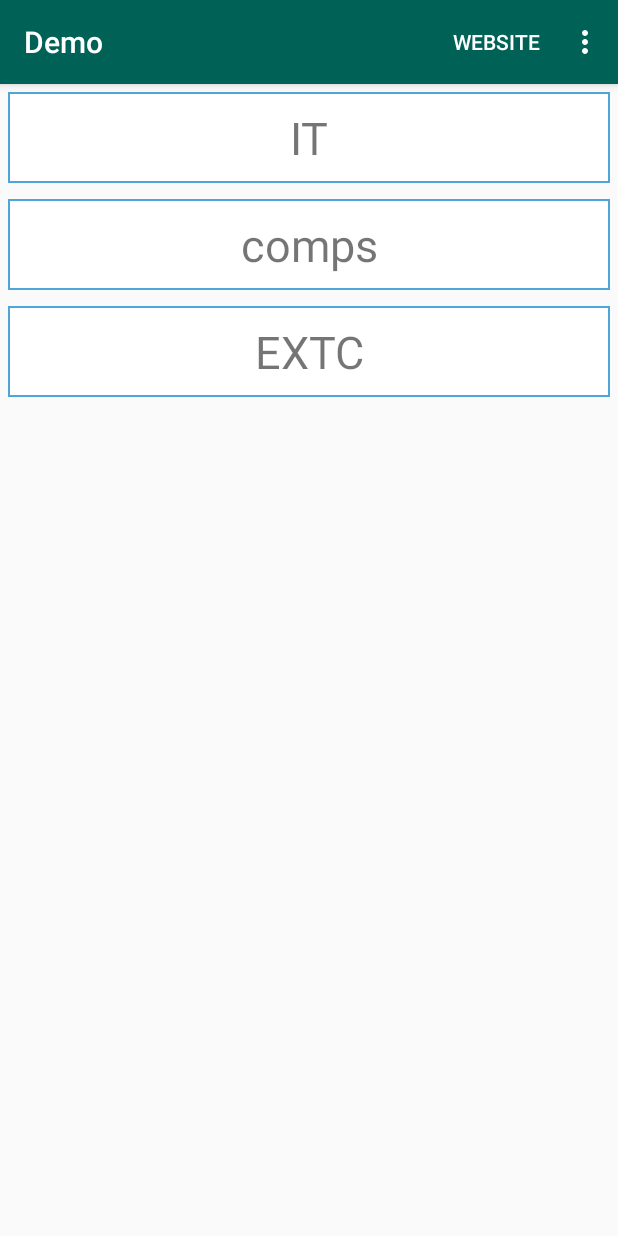
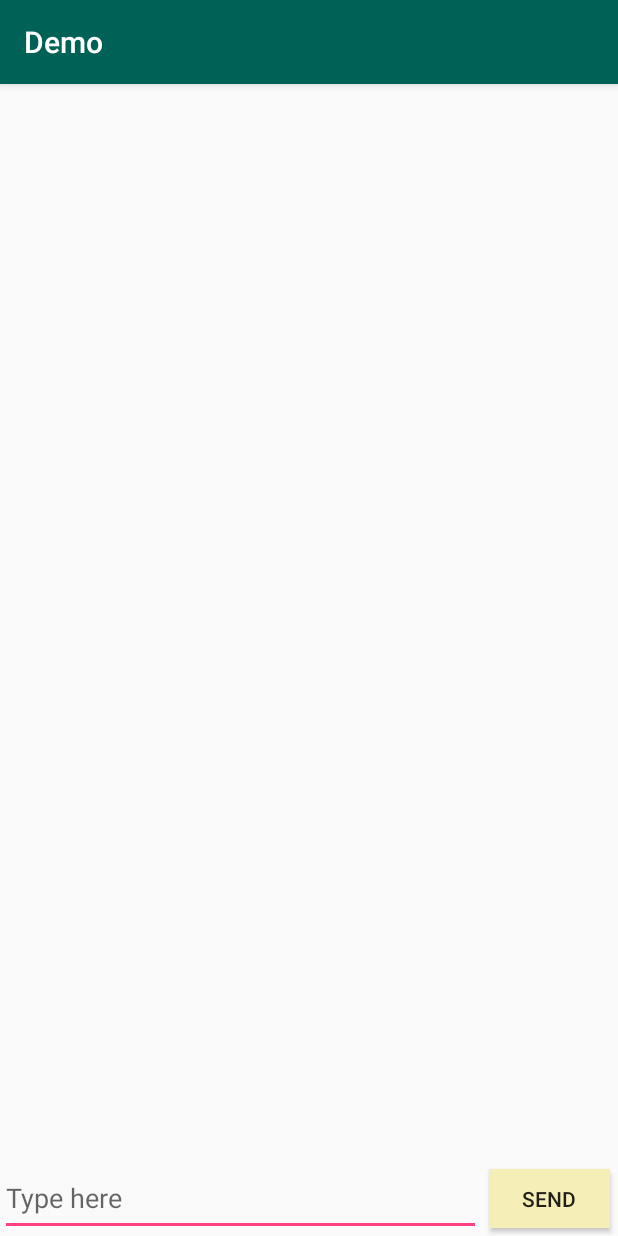
Before and after one commit to AnkitaKar1998/Authentication, an Android app: the screen it shows after launch once a user with an empty profile is signed in (TeacherActivity before the commit, ChatActivity after it), on a phone screen of 412 x 824 dp. Run offline under Robolectric (Android 15) with nearby library versions, the phone set to English and light mode, and no system bars; our stand-ins replace Firebase (no records; nobody signed in at launch, a user with empty details on screens opened directly).

Commit message:
login type problem solved

```diff
--- a/app/src/main/AndroidManifest.xml
+++ b/app/src/main/AndroidManifest.xml
@@ -30,9 +30,8 @@
             android:resource="@color/colorAccent" />
 
         <activity android:name=".ResetActivity" />
-        <activity android:name=".StudentActivity" />
-        <activity android:name=".TeacherChatActivity" />
-        <activity android:name=".empty"></activity>
+        <activity android:name=".ChatActivity" />
+
     </application>
 
 </manifest>
--- a/app/src/main/java/com/example/divak/authentication/TeacherChatActivity.java
+++ b/app/src/main/java/com/example/divak/authentication/ChatActivity.java
@@ -1,12 +1,11 @@
 package com.example.divak.authentication;
 
-import android.app.ActionBar;
 import android.content.Intent;
+import android.content.SharedPreferences;
 import android.graphics.Color;
 import android.support.annotation.NonNull;
 import android.support.v7.app.AppCompatActivity;
 import android.os.Bundle;
-import android.util.Log;
 import android.view.Gravity;
 import android.view.View;
 import android.view.ViewGroup;
@@ -22,25 +21,34 @@ import com.google.firebase.database.DatabaseReference;
 import com.google.firebase.database.FirebaseDatabase;
 import com.google.firebase.database.ValueEventListener;
 
-public class TeacherChatActivity extends AppCompatActivity {
+public class ChatActivity extends AppCompatActivity {
 
     Button sendButton;
     EditText message;
-    LinearLayout teacherChatSection;
-    String Gname;
+    LinearLayout teacherChatSection,secondLayout;
+    String Gname,loginType;
     private DatabaseReference mDatabase =FirebaseDatabase.getInstance().getReference();
+    SharedPreferences sharedPreferences;
 
     @Override
     protected void onCreate(Bundle savedInstanceState) {
         super.onCreate(savedInstanceState);
         setContentView(R.layout.activity_teacher_chat);
+        sharedPreferences=getSharedPreferences("mydata",MODE_PRIVATE);
 
+        secondLayout=findViewById(R.id.ll_second_section);
         sendButton = findViewById(R.id.send_button);
         message = findViewById(R.id.et_message);
         teacherChatSection = findViewById(R.id.ll_teacher_chat_section);
         if (getIntent().hasExtra("Department")) {
             Intent intent = getIntent();
             Gname = intent.getStringExtra("Department");
+        }
+
+        if(sharedPreferences.getString("type","").equals("student")){
+            secondLayout.setVisibility(View.GONE);
+        }else {
+            secondLayout.setVisibility(View.VISIBLE);
         }
 
 
@@ -50,7 +58,7 @@ public class TeacherChatActivity extends AppCompatActivity {
             public void onClick(View view) {
                 String msg = message.getText().toString();
                 message.getText().clear();
-                TextView textView = new TextView(TeacherChatActivity.this);
+                TextView textView = new TextView(ChatActivity.this);
                 textView.setText(msg);
 
                 setDesign(textView);
@@ -80,8 +88,7 @@ public class TeacherChatActivity extends AppCompatActivity {
                 teacherChatSection.removeAllViews();
                 for(DataSnapshot data : dataSnapshot.getChildren()){
                     String msg=data.getValue(String.class);
-                    Log.d("msg","messages in the activity from firebase: "+msg);
-                    TextView textView = new TextView(TeacherChatActivity.this);
+                    TextView textView = new TextView(ChatActivity.this);
                     textView.setText(msg);
 
                     setDesign(textView);
--- a/app/src/main/java/com/example/divak/authentication/MainActivity.java
+++ b/app/src/main/java/com/example/divak/authentication/MainActivity.java
@@ -1,6 +1,7 @@
 package com.example.divak.authentication;
 
 import android.content.Intent;
+import android.content.SharedPreferences;
 import android.support.annotation.NonNull;
 import android.support.v7.app.AppCompatActivity;
 import android.os.Bundle;
@@ -20,9 +21,8 @@ import com.google.firebase.database.DataSnapshot;
 import com.google.firebase.database.DatabaseError;
 import com.google.firebase.database.DatabaseReference;
 import com.google.firebase.database.FirebaseDatabase;
+import com.google.firebase.database.Query;
 import com.google.firebase.database.ValueEventListener;
-
-import java.util.Iterator;
 
 public class MainActivity extends AppCompatActivity {
 
@@ -36,8 +36,9 @@ public class MainActivity extends AppCompatActivity {
     FirebaseUser user;
     private DatabaseReference RootRef;
     private DatabaseReference tearef;
-    String CurrentUserId;
-    String a;
+    String CurrentUserId,department;
+    SharedPreferences sharedPreferences;
+    SharedPreferences.Editor editor;
 
 
 
@@ -54,9 +55,11 @@ public class MainActivity extends AppCompatActivity {
         btnReset =(Button)findViewById(R.id.btnReset);
         etEmail =(EditText)findViewById(R.id.etEmail);
         etPassword =(EditText)findViewById(R.id.etPassword);
-        loginAs = (RadioGroup) findViewById(R.id.rg_loginAs);
 
-        //firebase part
+        sharedPreferences=getSharedPreferences("mydata",MODE_PRIVATE);
+        editor=sharedPreferences.edit();
+
+        //firebase path
         firebaseAuth = FirebaseAuth.getInstance();
         user = firebaseAuth.getCurrentUser();
 
@@ -89,48 +92,36 @@ public class MainActivity extends AppCompatActivity {
                     public void onComplete(@NonNull Task<AuthResult> task) {
                         if(task.isSuccessful()) {
                             CurrentUserId =firebaseAuth.getCurrentUser().getUid();
-//                            tearef.addValueEventListener(new ValueEventListener() {
-//                                @Override
-//                                public void onDataChange(@NonNull DataSnapshot dataSnapshot) {
-//                                    Iterator iterator =dataSnapshot.getChildren().iterator();
-//                                    Log.d("ankita", "123");
-//                                    while(iterator.hasNext())
-//                                    {
-//                                        String a=((DataSnapshot)iterator.next()).getKey();
-//                                        Log.d("ankita", a);
-//                                        if(CurrentUserId.equals(a))
-//                                        {
-//                                            Log.d("ankita","matched");
-//                                            Intent i=new Intent(MainActivity.this,TeacherActivity.class);
-//                                            startActivity(i);
-//                                        }
-//                                        else
-//                                        {
-//                                            Log.d("ankita","not matched");
-//                                            Intent i=new Intent(MainActivity.this,StudentActivity.class);
-//                                            startActivity(i);
-//                                        }
-//                                    }
-//                                    Log.d("ankita", "456");
-//                                }
-//
-//                                @Override
-//                                public void onCancelled(@NonNull DatabaseError databaseError) {
-//
-//                                }
-//                            });
-                            Toast.makeText(MainActivity.this, "Login Success", Toast.LENGTH_SHORT).show();
-                            if(selectedId == R.id.rb_teacher) {
+                            Log.d("msg","currentUser:"+ CurrentUserId);
+                            Query userQuery = RootRef.child("users").child(CurrentUserId);
+                            userQuery.addValueEventListener(new ValueEventListener() {
+                                @Override
+                                public void onDataChange(DataSnapshot dataSnapshot) {
+                                    String type = dataSnapshot.child("type").getValue(String.class);
+                                    Log.d("msg","type="+type);
+                                    if(type.equals("teacher")){
+                                        //Go to TeacherMemberActivity
                                         Intent i=new Intent(MainActivity.this,TeacherActivity.class);
                                         startActivity(i);
                                     } else {
-                                Intent i=new Intent(MainActivity.this,StudentActivity.class);
+                                        //Go to NormalMemberActivity
+                                        department=dataSnapshot.child("department").getValue(String.class);
+                                        Intent i=new Intent(MainActivity.this,ChatActivity.class);
+                                        i.putExtra("Department",department);
                                         startActivity(i);
                                     }
+                                    editor.putString("type",type);
+                                    Toast.makeText(MainActivity.this, "Login Success", Toast.LENGTH_SHORT).show();
                                     finish();
                                 }
-                        else
-                        {
+
+                                @Override
+                                public void onCancelled(DatabaseError databaseError) {
+
+                                }
+                            });
+                        }
+                        else {
                             Toast.makeText(MainActivity.this, "Issue: "+task.getException(), Toast.LENGTH_SHORT).show();
                         }
                     }
@@ -144,8 +135,16 @@ public class MainActivity extends AppCompatActivity {
         super.onStart();
         if((user!=null))
         {
+            if(sharedPreferences.getString("type","").equals("teacher")){
+                //Go to TeacherMemberActivity
                 Intent i=new Intent(MainActivity.this,TeacherActivity.class);
                 startActivity(i);
+            } else {
+                //Go to NormalMemberActivity
+                Intent i=new Intent(MainActivity.this,ChatActivity.class);
+                i.putExtra("Department",department);
+                startActivity(i);
+            }
             finish();
         }
     }
--- a/app/src/main/java/com/example/divak/authentication/RecyclerViewAdapter.java
+++ b/app/src/main/java/com/example/divak/authentication/RecyclerViewAdapter.java
@@ -41,7 +41,7 @@ public class RecyclerViewAdapter extends RecyclerView.Adapter<RecyclerViewAdapte
 //        holder.textView.setOnClickListener(new View.OnClickListener() {
 //            @Override
 //            public void onClick(View view) {
-//                Intent i = new Intent(context,TeacherChatActivity.class);
+//                Intent i = new Intent(context,ChatActivity.class);
 //                i.putExtra("Department",item[position]);
 //                context.startActivity(i);
 //            }
--- a/app/src/main/res/layout/activity_teacher_chat.xml
+++ b/app/src/main/res/layout/activity_teacher_chat.xml
@@ -5,7 +5,7 @@
     xmlns:tools="http://schemas.android.com/tools"
     android:layout_width="match_parent"
     android:layout_height="match_parent"
-    tools:context=".TeacherChatActivity"
+    tools:context=".ChatActivity"
     android:orientation="vertical">
 
     <LinearLayout
```
Also changed, not shown: app/src/main/java/com/example/divak/authentication/StudentActivity.java (deleted, +0 -13 lines), app/src/main/java/com/example/divak/authentication/TeacherActivity.java (+1 -75 lines), app/src/main/java/com/example/divak/authentication/empty.java (deleted, +0 -13 lines), app/src/main/java/com/example/divak/authentication/testrecyclerview.java (deleted, +0 -22 lines), app/src/main/res/layout/activity_empty.xml (deleted, +0 -9 lines), app/src/main/res/layout/activity_main.xml (+0 -20 lines), app/src/main/res/layout/activity_testrecyclerview.xml (deleted, +0 -9 lines). Lines whose indentation alone changed are shown as unchanged.
